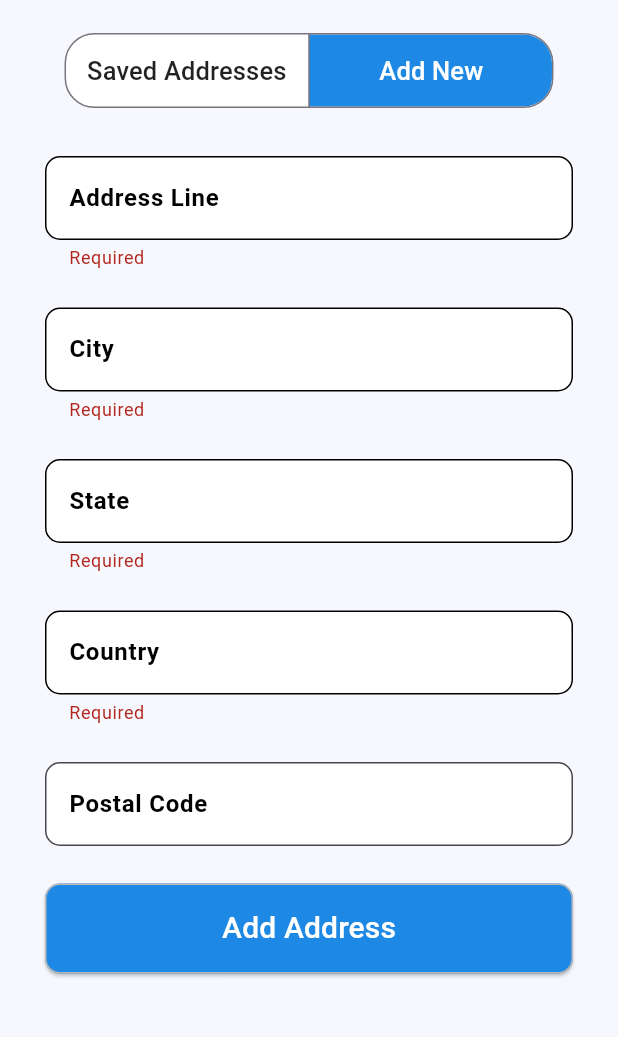
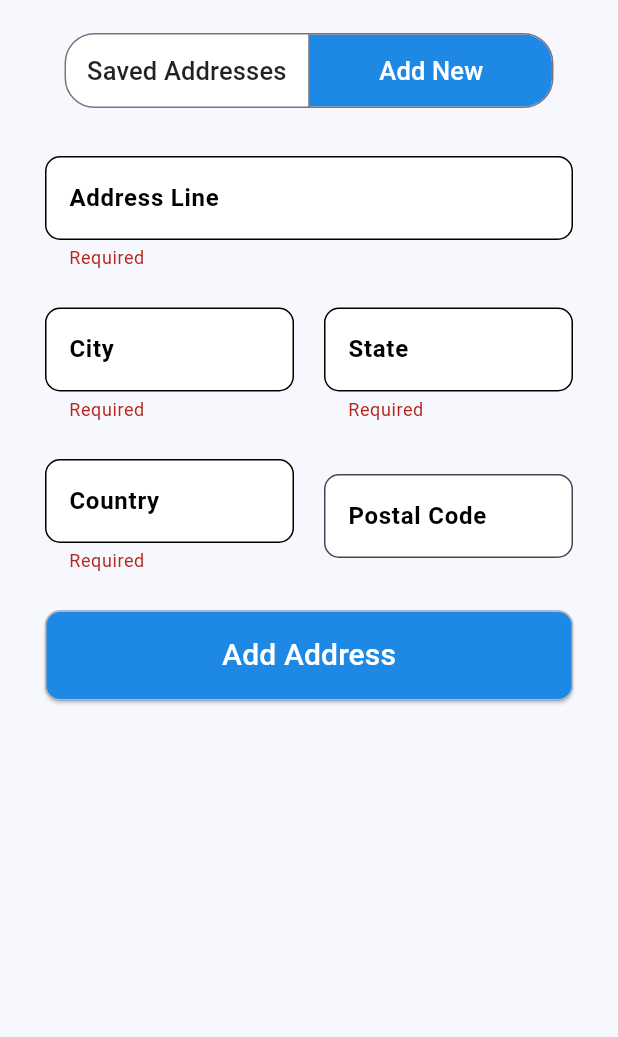
Before and after one commit to David-999-david/RetailGo_App, a Flutter app: the ChooseDeliveryLocation screen opened directly, after a tap on "Add New", after a tap on "Add Address", on a phone screen of 412 x 824 dp, the part 66-1103 px from its top. Run offline on Flutter 3.47's test engine with Material 3 defaults, Android fonts, the phone set to English and light mode, and no system bars; our stand-ins replace badges, dio, dropdown_search, logger, shared_preferences; accounts and stored records are empty; network calls fail.

Commit message:
update about address

```diff
--- a/lib/presentation/confirm_order_screen/notifier/confirm_order_notifier.dart
+++ b/lib/presentation/confirm_order_screen/notifier/confirm_order_notifier.dart
@@ -59,7 +59,7 @@ class ConfirmOrderNotifier extends ChangeNotifier{
   }
 
   AddressModel? _selectedAddress;
-  AddressModel? get  selectedddress => _selectedAddress;
+  AddressModel? get  selectedAddress => _selectedAddress;
   void onSelectAddress(AddressModel address){
     _selectedAddress = address;
     debugPrint('$address');
--- a/lib/presentation/confirm_order_screen/widget/add_new_address.dart
+++ b/lib/presentation/confirm_order_screen/widget/add_new_address.dart
@@ -9,7 +9,6 @@ class AddNewAddress extends StatelessWidget {
 
   @override
   Widget build(BuildContext context) {
-
     final provider = context.read<ConfirmOrderNotifier>();
     return Padding(
       padding: EdgeInsets.all(10),
@@ -23,15 +22,16 @@ class AddNewAddress extends StatelessWidget {
                       fillColor: Colors.white,
                       hintText: 'Address Line',
                       hintStyle: TextStyle(
-                          fontWeight: FontWeight.w600,
-                          color: Colors.black)),
-                  validator: (value) => (value == null || value.isEmpty)
-                      ? 'Required'
-                      : null),
+                          fontWeight: FontWeight.w600, color: Colors.black)),
+                  validator: (value) =>
+                      (value == null || value.isEmpty) ? 'Required' : null),
               SizedBox(
                 height: 25,
               ),
-              TextFormField(
+              Row(
+                children: [
+                  Expanded(
+                    child: TextFormField(
                       controller: provider.city,
                       decoration: InputDecoration(
                           hintText: 'City',
@@ -41,10 +41,12 @@ class AddNewAddress extends StatelessWidget {
                       validator: (value) =>
                           (value == null || value.isEmpty) ? 'Required' : null,
                     ),
+                  ),
                   SizedBox(
-                height: 25,
+                    width: 20,
                   ),
-              TextFormField(
+                  Expanded(
+                    child: TextFormField(
                       controller: provider.state,
                       decoration: InputDecoration(
                           hintText: 'State',
@@ -54,10 +56,16 @@ class AddNewAddress extends StatelessWidget {
                       validator: (value) =>
                           (value == null || value.isEmpty) ? 'Required' : null,
                     ),
+                  ),
+                ],
+              ),
               SizedBox(
                 height: 25,
               ),
-              TextFormField(
+              Row(
+                children: [
+                  Expanded(
+                    child: TextFormField(
                       controller: provider.country,
                       decoration: InputDecoration(
                           hintText: 'Country',
@@ -67,10 +75,12 @@ class AddNewAddress extends StatelessWidget {
                       validator: (value) =>
                           (value == null || value.isEmpty) ? 'Required' : null,
                     ),
+                  ),
                   SizedBox(
-                height: 25,
+                    width: 20,
                   ),
-              TextFormField(
+                  Expanded(
+                    child: TextFormField(
                       controller: provider.postalCode,
                       keyboardType: TextInputType.number,
                       decoration: InputDecoration(
@@ -79,14 +89,17 @@ class AddNewAddress extends StatelessWidget {
                               fontWeight: FontWeight.w600,
                               color: Colors.black)),
                     ),
+                  ),
+                ],
+              ),
               SizedBox(
                 height: 25,
               ),
               ElevatedButton(
                   style: ElevatedButton.styleFrom(
                       fixedSize: Size(360, 60),
-                      side: BorderSide(
-                          color: Color.fromARGB(255, 184, 184, 184)),
+                      side:
+                          BorderSide(color: Color.fromARGB(255, 184, 184, 184)),
                       shape: RoundedRectangleBorder(
                           borderRadius: BorderRadius.circular(10)),
                       backgroundColor: Colors.blue.shade600,
@@ -94,6 +107,12 @@ class AddNewAddress extends StatelessWidget {
                   onPressed: () {
                     if (_formKey.currentState!.validate()) {
                       provider.addNewAddress();
+                      _formKey.currentState!.reset();
+                      provider.addressLine.clear();
+                      provider.city.clear();
+                      provider.state.clear();
+                      provider.country.clear();
+                      provider.postalCode.clear();
                     }
                   },
                   child: Text(
--- a/lib/presentation/confirm_order_screen/widget/location_box.dart
+++ b/lib/presentation/confirm_order_screen/widget/location_box.dart
@@ -10,7 +10,7 @@ class LocationBox extends StatelessWidget {
   @override
   Widget build(BuildContext context) {
     final provider = context.watch<ConfirmOrderNotifier>();
-    final deliveryAddress = provider.selectedddress;
+    final deliveryAddress = provider.selectedAddress;
     return Container(
       width: double.infinity,
       padding: EdgeInsets.symmetric(horizontal: 20, vertical: 10),
@@ -39,8 +39,13 @@ class LocationBox extends StatelessWidget {
                         color: Colors.black,
                         fontWeight: FontWeight.w600),
                   ),
-                  Text(
-                    '${deliveryAddress!.addressLine},${deliveryAddress!.city},${deliveryAddress!.state},${deliveryAddress!.country}',
+                  (deliveryAddress != null) ?
+                  Text('${deliveryAddress.addressLine},${deliveryAddress.city},${deliveryAddress.state},${deliveryAddress.country}',
+                    style: TextStyle(
+                        fontSize: 16,
+                        color: Colors.black,
+                        overflow: TextOverflow.ellipsis),
+                  ) : Text('Default User Location',
                     style: TextStyle(
                         fontSize: 16,
                         color: Colors.black,
--- a/lib/presentation/confirm_order_screen/widget/location_item.dart
+++ b/lib/presentation/confirm_order_screen/widget/location_item.dart
@@ -12,7 +12,7 @@ class LocationItem extends StatelessWidget {
   Widget build(BuildContext context) {
     final readProvider = context.read<ConfirmOrderNotifier>();
     final selectedAddress =
-        context.watch<ConfirmOrderNotifier>().selectedddress;
+        context.watch<ConfirmOrderNotifier>().selectedAddress;
     bool isSelected = selectedAddress?.addressId == address.addressId;
     return InkWell(
       onTap: () {
```
Lines whose indentation alone changed are shown as unchanged.
